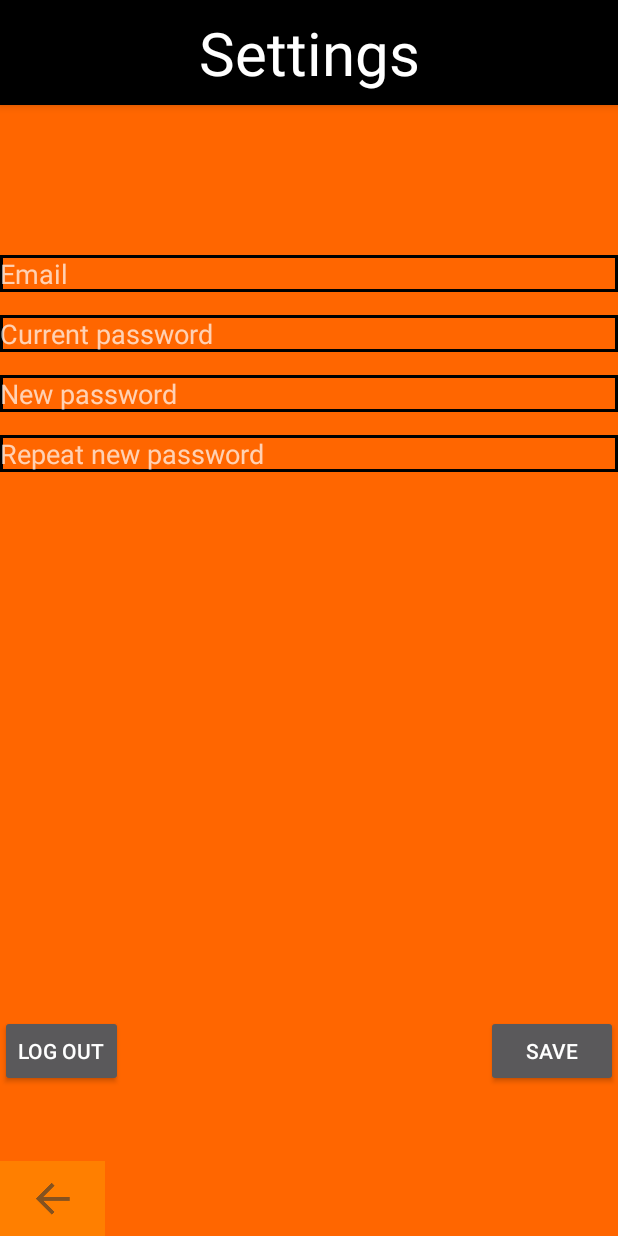
After one commit to Daanielvb/mobile-ufrpe, an Android app: the layout activity_settings.xml on its own in the app's theme, with its tools: preview values and no code run, on a phone screen of 412 x 824 dp. The commit adds this screen. Run offline under Robolectric (Android 15) with nearby library versions, the phone set to English and light mode, and no system bars.

Commit message:
Layout da tela de configurações

```diff
--- /dev/null
+++ b/app/src/main/java/com/example/daniel/fitkeeper/SettingsActivity.java
@@ -0,0 +1,16 @@
+package com.example.daniel.fitkeeper;
+
+import android.os.Bundle;
+import android.support.v7.app.AppCompatActivity;
+
+/**
+ * Created by Rodrigo on 25/10/2016.
+ */
+public class SettingsActivity extends AppCompatActivity {
+
+    @Override
+    protected void onCreate(Bundle savedInstanceState) {
+        super.onCreate(savedInstanceState);
+        setContentView(R.layout.activity_settings);
+    }
+}
--- a/app/src/main/res/layout/activity_info.xml
+++ b/app/src/main/res/layout/activity_info.xml
@@ -8,7 +8,7 @@
     android:paddingRight="0dp"
     android:paddingTop="0dp"
     android:background="@color/backgroundOrange"
-    tools:context="com.example.daniel.fitkeeper.HomeActivity">
+    tools:context="com.example.daniel.fitkeeper.InfoActivity">
 
     <android.support.v7.widget.Toolbar
         android:layout_width="match_parent"
--- /dev/null
+++ b/app/src/main/res/layout/activity_settings.xml
@@ -0,0 +1,109 @@
+<?xml version="1.0" encoding="utf-8"?>
+<RelativeLayout xmlns:android="http://schemas.android.com/apk/res/android"
+    xmlns:tools="http://schemas.android.com/tools"
+    android:layout_width="match_parent"
+    android:layout_height="match_parent"
+    android:paddingBottom="0dp"
+    android:paddingLeft="0dp"
+    android:paddingRight="0dp"
+    android:paddingTop="0dp"
+    android:background="@color/backgroundOrange"
+    tools:context="com.example.daniel.fitkeeper.SettingsActivity">
+
+    <android.support.v7.widget.Toolbar
+        android:layout_width="match_parent"
+        android:background="#3b5998"
+        android:elevation="4dp"
+        android:theme="@style/ThemeOverlay.AppCompat.ActionBar"
+        android:popupTheme="@style/ThemeOverlay.AppCompat.Dark"
+        android:layout_alignParentTop="true"
+        android:layout_alignParentLeft="true"
+        android:layout_alignParentStart="true"
+        android:layout_height="70dp"
+        android:backgroundTint="@color/black"
+        android:id="@+id/view">
+
+        <TextView
+            android:layout_width="wrap_content"
+            android:layout_height="wrap_content"
+            android:layout_gravity="center_horizontal"
+            android:textAppearance="?android:attr/textAppearanceLarge"
+            android:text="@string/settings_name"
+            android:layout_alignParentTop="true"
+            android:layout_centerHorizontal="true"
+            android:textSize="40sp"/>
+    </android.support.v7.widget.Toolbar>
+
+    <EditText
+        android:layout_width="match_parent"
+        android:layout_height="wrap_content"
+        android:hint="@string/prompt_email"
+        android:inputType="textEmailAddress"
+        android:id="@+id/emailEdtTxt"
+        android:layout_below="@+id/view"
+        android:layout_centerHorizontal="true"
+        android:layout_marginTop="100dp"
+        android:background="@drawable/border"/>
+
+    <EditText
+        android:layout_width="match_parent"
+        android:layout_height="wrap_content"
+        android:hint="@string/current_password_name"
+        android:inputType="textPassword"
+        android:id="@+id/crtPassEdtTxt"
+        android:layout_below="@+id/emailEdtTxt"
+        android:layout_centerHorizontal="true"
+        android:background="@drawable/border"
+        android:layout_marginTop="15dp"/>
+
+    <EditText
+        android:layout_width="match_parent"
+        android:layout_height="wrap_content"
+        android:hint="@string/new_password_name"
+        android:inputType="textPassword"
+        android:id="@+id/newPassEdtTxt"
+        android:layout_below="@+id/crtPassEdtTxt"
+        android:layout_centerHorizontal="true"
+        android:background="@drawable/border"
+        android:layout_marginTop="15dp"/>
+
+    <EditText
+        android:layout_width="match_parent"
+        android:layout_height="wrap_content"
+        android:hint="@string/repeat_password_name"
+        android:inputType="textPassword"
+        android:id="@+id/rptPassEdtText"
+        android:layout_below="@+id/newPassEdtTxt"
+        android:layout_centerHorizontal="true"
+        android:background="@drawable/border"
+        android:layout_marginTop="15dp"/>
+
+    <Button
+        android:layout_width="wrap_content"
+        android:layout_height="wrap_content"
+        android:text="@string/save_button_name"
+        android:id="@+id/saveBtn"
+        android:layout_above="@+id/backBtn"
+        android:layout_alignParentEnd="true"
+        android:layout_marginBottom="49dp" />
+
+    <Button
+        style="?android:attr/buttonStyleSmall"
+        android:layout_width="wrap_content"
+        android:layout_height="wrap_content"
+        android:text="@string/logout_button_name"
+        android:id="@+id/logoutBtn"
+        android:layout_alignTop="@+id/saveBtn"
+        android:layout_alignParentStart="true" />
+
+    <ImageButton
+        android:layout_width="70dp"
+        android:layout_height="50dp"
+        android:id="@+id/backBtn"
+        android:src="@drawable/ic_back_button"
+        android:background="@color/mainOrange"
+        android:layout_alignParentBottom="true"
+        android:layout_alignParentStart="true" />
+
+
+</RelativeLayout>
--- a/app/src/main/res/layout/activity_subscription.xml
+++ b/app/src/main/res/layout/activity_subscription.xml
@@ -8,7 +8,7 @@
     android:paddingRight="0dp"
     android:paddingTop="0dp"
     android:background="@color/backgroundOrange"
-    tools:context="com.example.daniel.fitkeeper.HomeActivity">
+    tools:context="com.example.daniel.fitkeeper.SubscriptionActivity">
 
     <android.support.v7.widget.Toolbar
         android:layout_width="match_parent"
--- a/app/src/main/res/layout/activity_workout.xml
+++ b/app/src/main/res/layout/activity_workout.xml
@@ -8,7 +8,7 @@
     android:paddingRight="0dp"
     android:paddingTop="0dp"
     android:background="@color/backgroundOrange"
-    tools:context="com.example.daniel.fitkeeper.HomeActivity">
+    tools:context="com.example.daniel.fitkeeper.WorkoutActivity">
 
     <android.support.v7.widget.Toolbar
         android:layout_width="match_parent"
--- a/app/src/main/res/values/strings.xml
+++ b/app/src/main/res/values/strings.xml
@@ -4,6 +4,7 @@
     <string name="user_info_name">User Info</string>
     <string name="workout_name">Workout</string>
     <string name="subscription_name">Subscription</string>
+    <string name="settings_name">Settings</string>
     <string name="prompt_email">Email</string>
     <string name="prompt_password">Password</string>
     <string name="action_sign_in">Sign in or register</string>
@@ -31,6 +32,13 @@
     <string name="membership_plan_name">Membership plan:</string>
     <string name="membership_last_day_name">Last day of membership plan:</string>
     <string name="membership_renew_button_name">Renew membership</string>
+
+    <string name="current_password_name">Current password</string>
+    <string name="new_password_name">New password</string>
+    <string name="repeat_password_name">Repeat new password</string>
+
+    <string name="save_button_name">Save</string>
+    <string name="logout_button_name">Log out</string>
 
     <string name="month_1">January</string>
     <string name="month_2">February</string>
```
Also changed, not shown: 1 other file.
